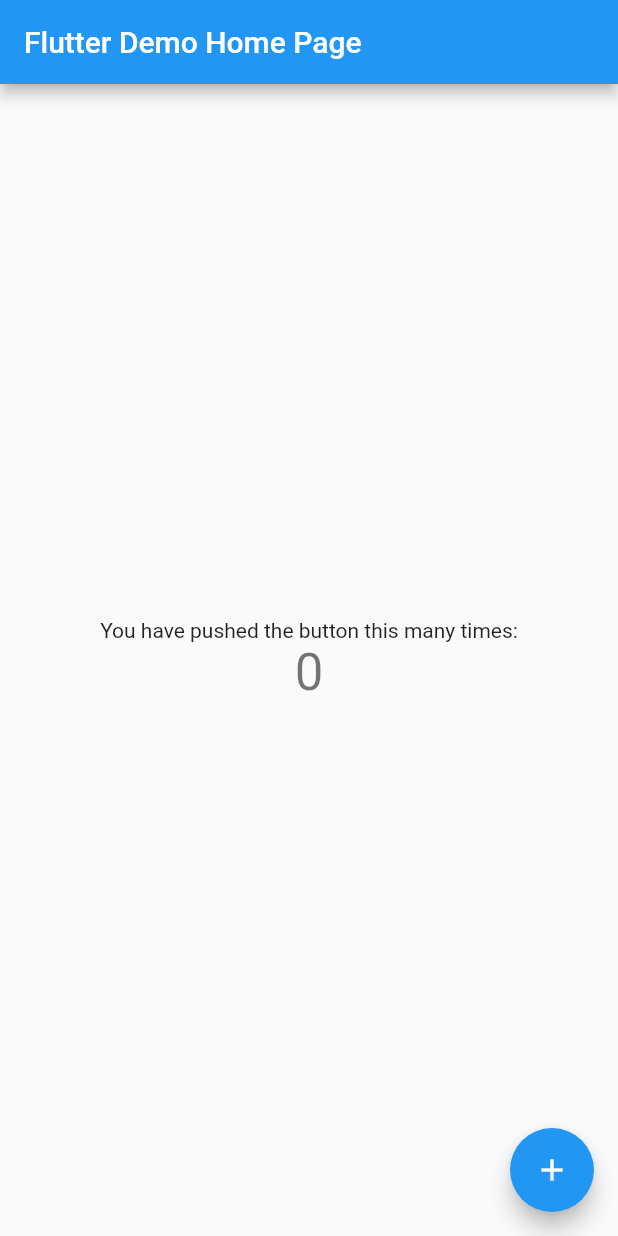
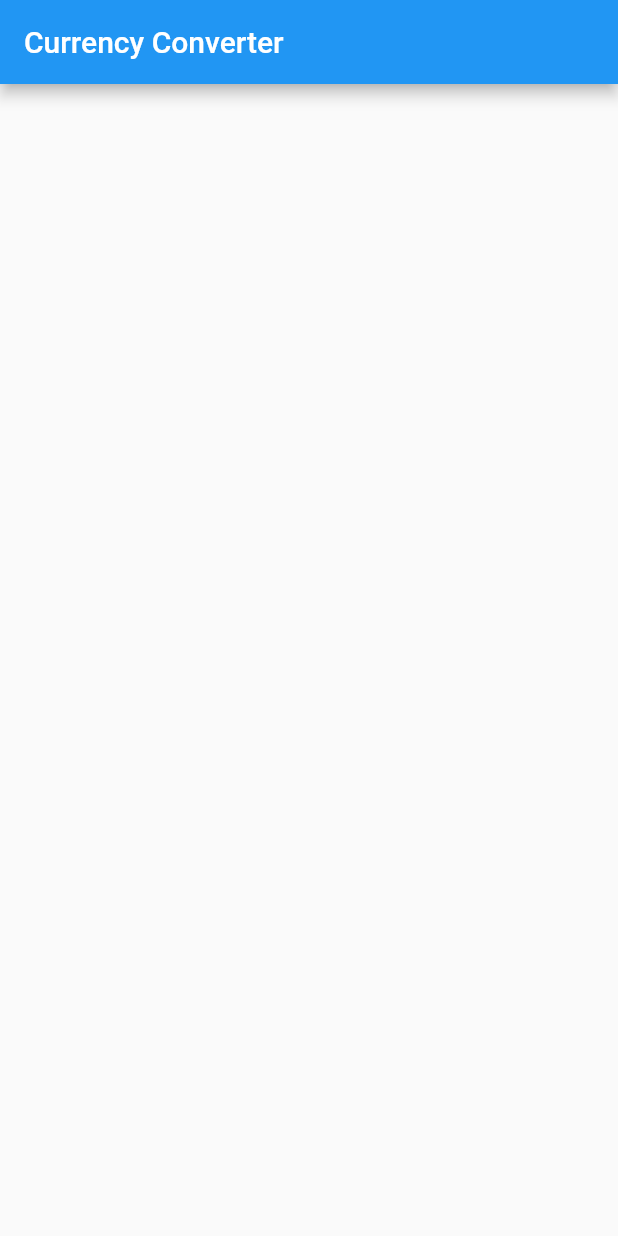
Before and after one commit to 90lucasgabriel/flutter-03-currency-converter, a Flutter app: the screen it shows after launch, on a phone screen of 412 x 824 dp. Run offline on Flutter 3.47's test engine with Material 2 defaults, Android fonts, the phone set to English and light mode, and no system bars; network calls fail.

Commit message:
01 - New: Request data;

```diff
--- a/lib/main.dart
+++ b/lib/main.dart
@@ -1,113 +1,35 @@
 import 'package:flutter/material.dart';
+import 'package:http/http.dart' as http;
+import 'dart:convert';
 
-void main() {
-  runApp(MyApp());
+Uri request = Uri.parse("https://api.hgbrasil.com/finance?key=d990ecda");
+
+void main() async {
+  http.Response response = await http.get(request);
+  print(json.decode(response.body));
+
+  runApp(MaterialApp(
+    home: Home(),
+  ));
 }
 
-class MyApp extends StatelessWidget {
-  // This widget is the root of your application.
+class Home extends StatefulWidget {
+  @override
+  _HomeState createState() => _HomeState();
+}
+
+class _HomeState extends State<Home> {
   @override
   Widget build(BuildContext context) {
-    return MaterialApp(
-      title: 'Flutter Demo',
-      theme: ThemeData(
-        // This is the theme of your application.
-        //
-        // Try running your application with "flutter run". You'll see the
-        // application has a blue toolbar. Then, without quitting the app, try
-        // changing the primarySwatch below to Colors.green and then invoke
-        // "hot reload" (press "r" in the console where you ran "flutter run",
-        // or simply save your changes to "hot reload" in a Flutter IDE).
-        // Notice that the counter didn't reset back to zero; the application
-        // is not restarted.
-        primarySwatch: Colors.blue,
+    return Scaffold(
+      appBar: AppBar(
+        title: Text("Currency Converter"),
       ),
-      home: MyHomePage(title: 'Flutter Demo Home Page'),
+      body: Column(
+        children: <Widget>[
+          Container(),
+        ],
+      ),
     );
   }
 }
-
-class MyHomePage extends StatefulWidget {
-  MyHomePage({Key key, this.title}) : super(key: key);
-
-  // This widget is the home page of your application. It is stateful, meaning
-  // that it has a State object (defined below) that contains fields that affect
-  // how it looks.
-
-  // This class is the configuration for the state. It holds the values (in this
-  // case the title) provided by the parent (in this case the App widget) and
-  // used by the build method of the State. Fields in a Widget subclass are
-  // always marked "final".
-
-  final String title;
-
-  @override
-  _MyHomePageState createState() => _MyHomePageState();
-}
-
-class _MyHomePageState extends State<MyHomePage> {
-  int _counter = 0;
-
-  void _incrementCounter() {
-    setState(() {
-      // This call to setState tells the Flutter framework that something has
-      // changed in this State, which causes it to rerun the build method below
-      // so that the display can reflect the updated values. If we changed
-      // _counter without calling setState(), then the build method would not be
-      // called again, and so nothing would appear to happen.
-      _counter++;
-    });
-  }
-
-  @override
-  Widget build(BuildContext context) {
-    // This method is rerun every time setState is called, for instance as done
-    // by the _incrementCounter method above.
-    //
-    // The Flutter framework has been optimized to make rerunning build methods
-    // fast, so that you can just rebuild anything that needs updating rather
-    // than having to individually change instances of widgets.
-    return Scaffold(
-      appBar: AppBar(
-        // Here we take the value from the MyHomePage object that was created by
-        // the App.build method, and use it to set our appbar title.
-        title: Text(widget.title),
-      ),
-      body: Center(
-        // Center is a layout widget. It takes a single child and positions it
-        // in the middle of the parent.
-        child: Column(
-          // Column is also a layout widget. It takes a list of children and
-          // arranges them vertically. By default, it sizes itself to fit its
-          // children horizontally, and tries to be as tall as its parent.
-          //
-          // Invoke "debug painting" (press "p" in the console, choose the
-          // "Toggle Debug Paint" action from the Flutter Inspector in Android
-          // Studio, or the "Toggle Debug Paint" command in Visual Studio Code)
-          // to see the wireframe for each widget.
-          //
-          // Column has various properties to control how it sizes itself and
-          // how it positions its children. Here we use mainAxisAlignment to
-          // center the children vertically; the main axis here is the vertical
-          // axis because Columns are vertical (the cross axis would be
-          // horizontal).
-          mainAxisAlignment: MainAxisAlignment.center,
-          children: <Widget>[
-            Text(
-              'You have pushed the button this many times:',
-            ),
-            Text(
-              '$_counter',
-              style: Theme.of(context).textTheme.headline4,
-            ),
-          ],
-        ),
-      ),
-      floatingActionButton: FloatingActionButton(
-        onPressed: _incrementCounter,
-        tooltip: 'Increment',
-        child: Icon(Icons.add),
-      ), // This trailing comma makes auto-formatting nicer for build methods.
-    );
-  }
-}
--- a/pubspec.yaml
+++ b/pubspec.yaml
@@ -28,6 +28,7 @@ dependencies:
   # The following adds the Cupertino Icons font to your application.
   # Use with the CupertinoIcons class for iOS style icons.
   cupertino_icons: ^1.0.2
+  http: ^0.13.1
 
 dev_dependencies:
   flutter_test:
```
Also changed, not shown: pubspec.lock, 1 other file.
